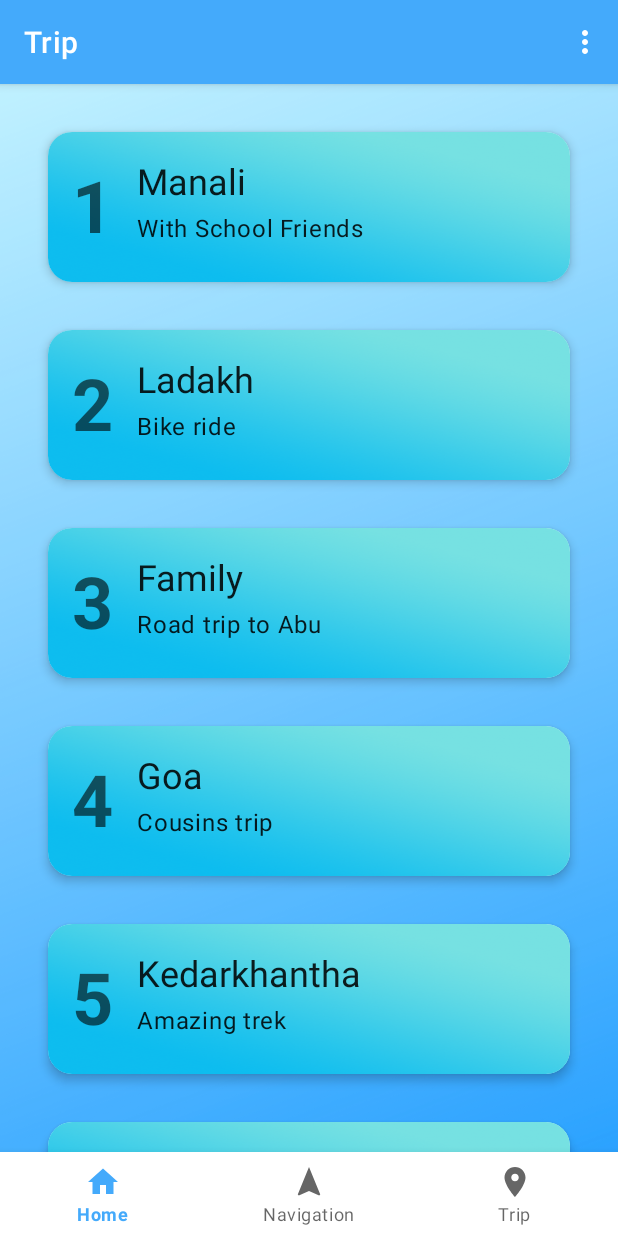
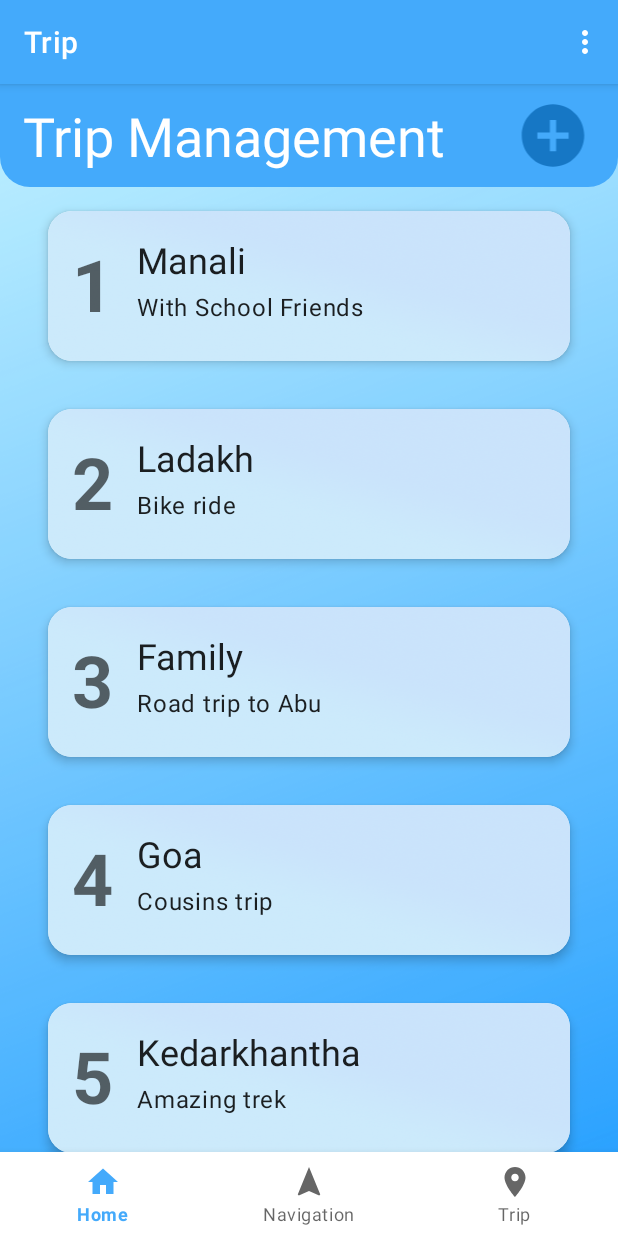
Before and after one commit to NitantBhagat/TravelEase_Android, an Android app: the TripFragment screen opened through its navigation route, in the options menu, after a tap on "Settings", on a phone screen of 412 x 824 dp. Run offline under Robolectric (Android 15) with nearby library versions, the phone set to English and light mode, and no system bars; our stand-ins replace navigation-ui.

Commit message:
7th Commit 4/3/23

```diff
--- a/app/src/main/java/com/travelease/nitant/HomeActivity.java
+++ b/app/src/main/java/com/travelease/nitant/HomeActivity.java
@@ -4,6 +4,7 @@ import android.content.Intent;
 import android.os.Bundle;
 import android.view.Menu;
 import android.view.MenuItem;
+import android.widget.Toast;
 
 import com.google.android.material.bottomnavigation.BottomNavigationView;
 
@@ -50,7 +51,7 @@ public class HomeActivity extends AppCompatActivity {
     public boolean onOptionsItemSelected(@NonNull MenuItem item) {
         if(item.getItemId()==R.id.menu_settings)
         {
-
+            Toast.makeText(this, "Setttings", Toast.LENGTH_SHORT).show();
         } else if (item.getItemId()==R.id.menu_logout) {
             Intent i = new Intent(HomeActivity.this,LoginActivity.class);
             startActivity(i);
--- a/app/src/main/java/com/travelease/nitant/ui/Trip/TripFragment.java
+++ b/app/src/main/java/com/travelease/nitant/ui/Trip/TripFragment.java
@@ -4,7 +4,9 @@ import android.os.Bundle;
 import android.view.LayoutInflater;
 import android.view.View;
 import android.view.ViewGroup;
+import android.widget.ImageView;
 import android.widget.LinearLayout;
+import android.widget.Toast;
 
 import androidx.annotation.NonNull;
 import androidx.fragment.app.Fragment;
@@ -17,9 +19,11 @@ import com.travelease.nitant.databinding.FragmentTripBinding;
 import java.util.ArrayList;
 import java.util.List;
 
-public class TripFragment extends Fragment {
+public class TripFragment extends Fragment implements View.OnClickListener {
 
     private FragmentTripBinding binding;
+
+    ImageView ivAdd;
     RecyclerView rvTrip;
     //TEMPORARY DATA IN ITEMS//Starts
     int[] id={1,2,3,4,5,6};
@@ -35,6 +39,7 @@ public class TripFragment extends Fragment {
         binding = FragmentTripBinding.inflate(inflater, container, false);
         View root = binding.getRoot();
         rvTrip= root.findViewById(R.id.rv_tripfrag_items);
+        ivAdd= root.findViewById(R.id.iv_tripfrag_add);
 //
         LinearLayoutManager linearLayoutManager = new LinearLayoutManager(getContext());
         rvTrip.setLayoutManager(linearLayoutManager);
@@ -48,6 +53,7 @@ public class TripFragment extends Fragment {
         TripFragAdapter tripFragAdapter = new TripFragAdapter(list,getContext());
         rvTrip.setAdapter(tripFragAdapter);
 
+        ivAdd.setOnClickListener(this);
 //
         return root;
     }
@@ -57,4 +63,9 @@ public class TripFragment extends Fragment {
         super.onDestroyView();
         binding = null;
     }
+
+    @Override
+    public void onClick(View view) {
+        Toast.makeText(getContext(), "Add button is Clicked", Toast.LENGTH_SHORT).show();
+    }
 }
--- /dev/null
+++ b/app/src/main/res/drawable/baseline_add_circle.xml
@@ -0,0 +1,5 @@
+<vector android:height="24dp" android:tint="#1677C5"
+    android:viewportHeight="24" android:viewportWidth="24"
+    android:width="24dp" xmlns:android="http://schemas.android.com/apk/res/android">
+    <path android:fillColor="@android:color/white" android:pathData="M12,2C6.48,2 2,6.48 2,12s4.48,10 10,10 10,-4.48 10,-10S17.52,2 12,2zM17,13h-4v4h-2v-4L7,13v-2h4L11,7h2v4h4v2z"/>
+</vector>
--- /dev/null
+++ b/app/src/main/res/drawable/heading_bg.xml
@@ -0,0 +1,9 @@
+<?xml version="1.0" encoding="utf-8"?>
+<shape xmlns:android="http://schemas.android.com/apk/res/android"
+    android:shape="rectangle" >
+
+    <solid android:color="@color/light_blue_200"/>
+    <corners
+        android:bottomLeftRadius="20dp"
+        android:bottomRightRadius="20dp" />
+</shape>
--- a/app/src/main/res/layout/cv_item.xml
+++ b/app/src/main/res/layout/cv_item.xml
@@ -19,7 +19,7 @@
             android:layout_height="wrap_content"
             android:orientation="horizontal"
             android:padding="16dp"
-            android:background="@drawable/card_bg_item">
+            android:background="@drawable/card_bg_item_4">
 
             <TextView
                 android:id="@+id/tv_cv_item_id"
--- a/app/src/main/res/layout/fragment_trip.xml
+++ b/app/src/main/res/layout/fragment_trip.xml
@@ -4,16 +4,49 @@
     xmlns:tools="http://schemas.android.com/tools"
     android:layout_width="match_parent"
     android:layout_height="match_parent"
-    android:padding="16dp"
     tools:context=".ui.Trip.TripFragment"
     android:orientation="vertical">
 
+    <LinearLayout
+        android:layout_width="match_parent"
+        android:layout_height="wrap_content"
+        android:orientation="horizontal"
+        android:background="@drawable/heading_bg"
+        android:weightSum="3"
+        >
+    <androidx.appcompat.widget.AppCompatTextView
+        android:layout_width="wrap_content"
+        android:layout_height="wrap_content"
+        style="@style/TextAppearance.AppCompat.Headline"
+        android:text="Trip Management"
+        android:textSize="36dp"
+        android:layout_marginLeft="5dp"
+        android:textColor="@color/white"
+        android:padding="10dp"
+        android:layout_weight="1"
+        />
 
+        <ImageView
+            android:id="@+id/iv_tripfrag_add"
+            android:layout_width="50dp"
+            android:layout_height="50dp"
+            android:layout_gravity="center"
+            android:layout_weight="2"
+            android:clickable="true"
+            android:focusable="true"
+            android:src="@drawable/baseline_add_circle"
+            tools:ignore="SpeakableTextPresentCheck" />
+
+
+    </LinearLayout>
 
     <androidx.recyclerview.widget.RecyclerView
         android:layout_width="match_parent"
         android:layout_height="wrap_content"
-        android:id="@+id/rv_tripfrag_items">
+        android:id="@+id/rv_tripfrag_items"
+        android:paddingLeft="16dp"
+        android:paddingRight="16dp"
+        >
 
     </androidx.recyclerview.widget.RecyclerView>
 
```
Also changed, not shown: app/src/main/res/drawable/card_bg_item_3.png (added), app/src/main/res/drawable/card_bg_item_4.png (added).
